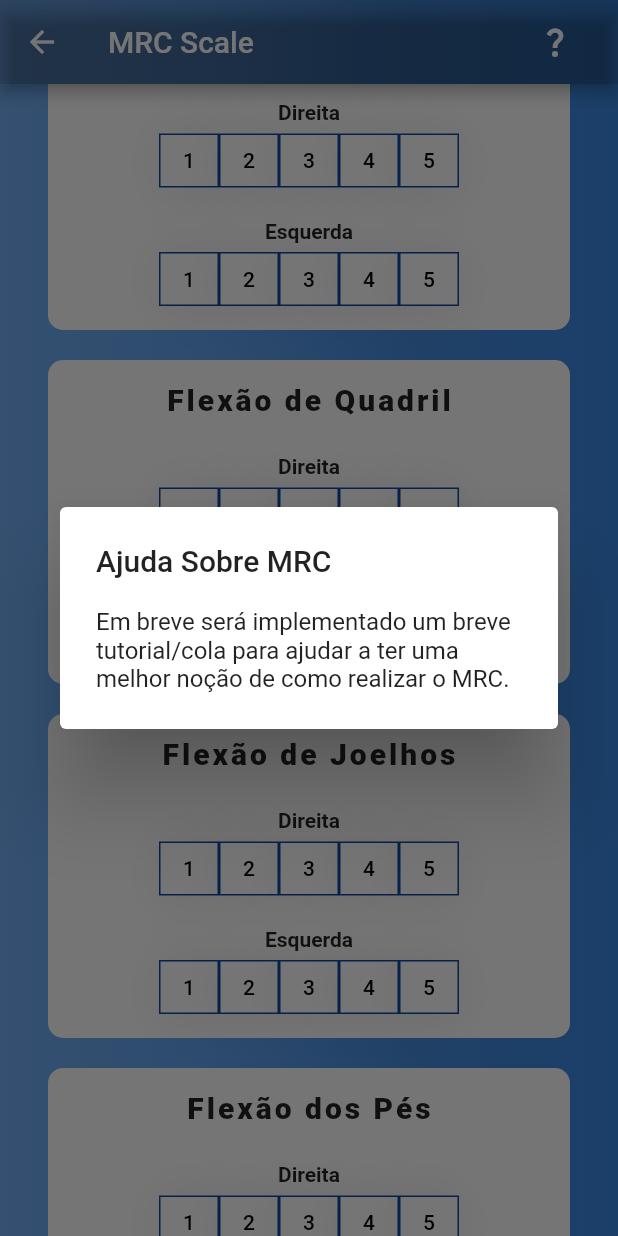
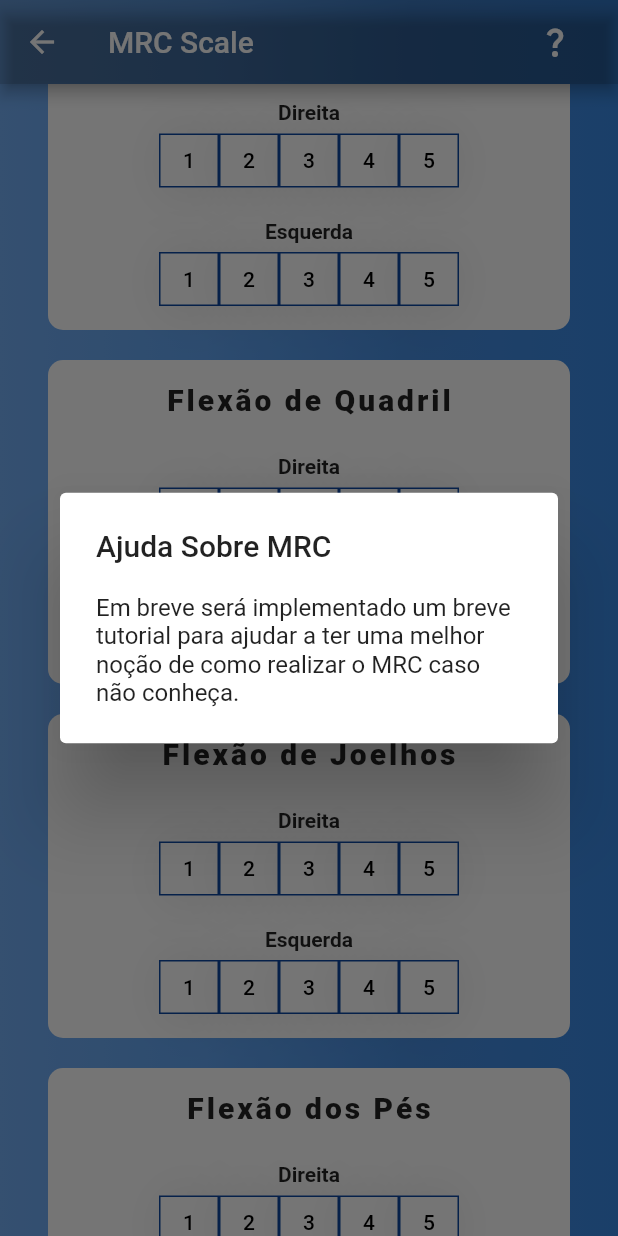
Before and after one commit to MathMarks/avaliaPhysio, a Flutter app: the AvaliacaoMRCHorizontal screen opened directly, scrolled down 576 dp, after a tap on the "question mark" icon, on a phone screen of 412 x 824 dp. Run offline on Flutter 3.47's test engine with Material 2 defaults, Android fonts, the phone set to English and light mode, and no system bars; drawn by our look-alikes of group_button; our stand-ins replace cloud_firestore, firebase_auth, firebase_core, pdf, syncfusion_flutter_charts; missing offline and left inert: localstore, open_file_plus, to_csv; accounts and stored records are empty; network calls fail; project files that could hold a hidden picture were left out.

Commit message:
0.7.3 - Corrigido bug de checkbox perderem seu estado 'checked' se estiver fora de foco, adicionado popup avisando caso algum checkbox não esteja preenchido.

```diff
--- a/lib/avaliacaoMRCHorizontal.dart
+++ b/lib/avaliacaoMRCHorizontal.dart
@@ -1,10 +1,11 @@
 import 'package:firebase_auth/firebase_auth.dart';
 import 'package:flutter/material.dart';
-import 'package:projeto_tcc_2/inputRowHorizontal.dart';
 import 'package:projeto_tcc_2/profile_page.dart';
 import 'package:projeto_tcc_2/buscaPacientes.dart';
 import 'package:projeto_tcc_2/avaliacoes/mrc.dart';
 import 'package:projeto_tcc_2/avaliacaoRapida.dart';
+import 'package:group_button/group_button.dart';
+import 'package:projeto_tcc_2/grupo_muscular.dart';
 
 class AvaliacaoMRCHorizontal extends StatefulWidget {
   const AvaliacaoMRCHorizontal({super.key});
@@ -16,12 +17,15 @@ class AvaliacaoMRCHorizontal extends StatefulWidget {
 class _AvaliacaoMRCHorizontalState extends State<AvaliacaoMRCHorizontal> {
   final _mrcKey = GlobalKey<FormState>();
   final observacaoController = TextEditingController();
-  List<int> ombrosValues = [0, 0];
-  List<int> cotoveloValues = [0, 0];
-  List<int> punhoValues = [0, 0];
-  List<int> quadrilValues = [0, 0];
-  List<int> joelhosValues = [0, 0];
-  List<int> pesValues = [0, 0];
+  //Criando uma lista da classe GrupoMusculares
+  List<GrupoMuscular> grupoMuscular = [
+    GrupoMuscular("Abdução de Ombros", 0, 0),
+    GrupoMuscular("Flexão de Cotovelos", 0, 0),
+    GrupoMuscular("Extensão de Punho", 0, 0),
+    GrupoMuscular("Flexão de Quadril", 0, 0),
+    GrupoMuscular("Flexão de Joelhos", 0, 0),
+    GrupoMuscular("Flexão dos Pés", 0, 0),
+  ];
 
   var fraseAlerta = "";
   int valorFinal = 0;
@@ -51,7 +55,7 @@ class _AvaliacaoMRCHorizontalState extends State<AvaliacaoMRCHorizontal> {
                         builder: (BuildContext context) => const AlertDialog(
                             title: Text('Ajuda Sobre MRC'),
                             content: Text(
-                                'Em breve será implementado um breve tutorial/cola para ajudar a ter uma melhor noção de como realizar o MRC.')),
+                                'Em breve será implementado um breve tutorial para ajudar a ter uma melhor noção de como realizar o MRC caso não conheça.')),
                       );
                     },
                     child: const Icon(Icons.question_mark))),
@@ -59,17 +63,19 @@ class _AvaliacaoMRCHorizontalState extends State<AvaliacaoMRCHorizontal> {
           title: const Text('MRC Scale'),
           backgroundColor: Colors.black12,
         ),
-        body: Form(
+        body: SizedBox(
+          height: double.infinity,
+          child: Form(
             key: _mrcKey,
             child: ListView(
               padding: const EdgeInsets.all(32.0),
               children: <Widget>[
-              InputRowHorizontal(ombrosValues, "Abdução de Ombros"),
-              InputRowHorizontal(cotoveloValues, "Flexão de Cotovelos"),
-              InputRowHorizontal(punhoValues, "Extensão de Punho"),
-              InputRowHorizontal(quadrilValues, "Flexão de Quadril"),
-              InputRowHorizontal(joelhosValues, "Flexão de Joelhos"),
-              InputRowHorizontal(pesValues, "Flexão dos Pés"),
+                inputRowHorizontal(grupoMuscular[0]),
+                inputRowHorizontal(grupoMuscular[1]),
+                inputRowHorizontal(grupoMuscular[2]),
+                inputRowHorizontal(grupoMuscular[3]),
+                inputRowHorizontal(grupoMuscular[4]),
+                inputRowHorizontal(grupoMuscular[5]),
                 const SizedBox(
                   height: 20,
                 ),
@@ -92,21 +98,24 @@ class _AvaliacaoMRCHorizontalState extends State<AvaliacaoMRCHorizontal> {
                 ),
                 TextButton(
                   style: TextButton.styleFrom(
-                    foregroundColor: Colors.black, backgroundColor: Colors.white),
+                      foregroundColor: Colors.black,
+                      backgroundColor: Colors.white),
                   onPressed: () {
-                  valorFinal = ombrosValues[0] +
-                      ombrosValues[1] +
-                      cotoveloValues[0] +
-                      cotoveloValues[1] +
-                      punhoValues[0] +
-                      punhoValues[1] +
-                      quadrilValues[0] +
-                      quadrilValues[1] +
-                      joelhosValues[0] +
-                      joelhosValues[1] +
-                      pesValues[0] +
-                      pesValues[1];
-
+                    valorFinal = 0;
+                    for (var i = 0; i < grupoMuscular.length; i++) {
+                      if (grupoMuscular[i].verificarValores() == "ok") {
+                        valorFinal += grupoMuscular[i].totalValores();
+                      } else {
+                        showDialog(
+                            context: context,
+                            builder: (context) {
+                              return AlertDialog(
+                                  content: Text(
+                                      grupoMuscular[i].verificarValores()));
+                            });
+                        return;
+                      }
+                    }
                     if (valorFinal <= 36) {
                       fraseAlerta = "Fraqueza muscular grave.";
                     } else if (valorFinal <= 48) {
@@ -129,7 +138,7 @@ class _AvaliacaoMRCHorizontalState extends State<AvaliacaoMRCHorizontal> {
                 Padding(
                   padding: const EdgeInsets.only(top: 25, bottom: 15),
                   child: Text(
-                  "Resultado Preliminar: ${valorFinal.toString()}",
+                    "Resultado Preliminar: ${valorFinal.toString()} de 60",
                     textAlign: TextAlign.center,
                     style: const TextStyle(
                         fontSize: 15, fontWeight: FontWeight.w600),
@@ -198,6 +207,104 @@ class _AvaliacaoMRCHorizontalState extends State<AvaliacaoMRCHorizontal> {
             ),
           ),
         ),
+      ),
+    );
+  }
+
+  Widget inputRowHorizontal(GrupoMuscular grupo) {
+    GroupButtonController controllerDireito =
+        GroupButtonController(selectedIndex: grupo.valorDireito - 1);
+    GroupButtonController controllerEsquerdo =
+        GroupButtonController(selectedIndex: grupo.valorEsquerdo - 1);
+    return Container(
+      alignment: Alignment.center,
+      margin: const EdgeInsets.only(top: 20),
+      decoration: BoxDecoration(
+          borderRadius: BorderRadius.circular(10), color: Colors.white),
+      child: SingleChildScrollView(
+        scrollDirection: Axis.horizontal,
+        child: Column(
+          mainAxisAlignment: MainAxisAlignment.center,
+          children: [
+            Padding(
+              padding: const EdgeInsets.only(top: 15, bottom: 15),
+              child: Text(
+                grupo.nome,
+                style: const TextStyle(
+                    fontSize: 20,
+                    letterSpacing: 2,
+                    fontWeight: FontWeight.w800),
+              ),
+            ),
+            Container(
+              margin:
+                  const EdgeInsets.symmetric(vertical: 10.0, horizontal: 20.0),
+              child: Row(
+                mainAxisAlignment: MainAxisAlignment.center,
+                children: [
+                  Column(
+                    children: [
+                      Padding(
+                        padding: const EdgeInsets.only(bottom: 15),
+                        child: Column(
+                          children: [
+                            const Text(
+                              "Direita",
+                              style: TextStyle(fontWeight: FontWeight.w600),
+                            ),
+                            GroupButton(
+                              controller: controllerDireito,
+                              options: GroupButtonOptions(
+                                  spacing: 0,
+                                  buttonWidth: 40,
+                                  unselectedBorderColor: Colors.blue[900]),
+                              isRadio: true,
+                              onSelected: (value, index, isSelected) => {
+                                setState(() {
+                                  grupo.valorDireito = value;
+                                  // controllerDireito.selectIndex(5);
+                                  print(
+                                      "Value: ${value}\nIndex: ${index}\nisSelected: ${isSelected}");
+                                })
+                              },
+                              buttons: const [1, 2, 3, 4, 5],
+                            ),
+                          ],
+                        ),
+                      ),
+                      Column(
+                        children: [
+                          const Text(
+                            "Esquerda",
+                            style: TextStyle(fontWeight: FontWeight.w600),
+                          ),
+                          GroupButton(
+                            controller: controllerEsquerdo,
+                            options: GroupButtonOptions(
+                                spacing: 0,
+                                buttonWidth: 40,
+                                unselectedBorderColor: Colors.blue[900]),
+                            isRadio: true,
+                            onSelected: (value, index, isSelected) => {
+                              setState(() {
+                                grupo.valorEsquerdo = value;
+                                // controllerDireito.selectIndex(5);
+                                print(
+                                    "Value: ${value}\nIndex: ${index}\nisSelected: ${isSelected}");
+                              })
+                            },
+                            buttons: const [1, 2, 3, 4, 5],
+                          ),
+                        ],
+                      )
+                    ],
+                  )
+                ],
+              ),
+            ),
+          ],
+        ),
+      ),
     );
   }
 }
--- /dev/null
+++ b/lib/grupo_muscular.dart
@@ -0,0 +1,26 @@
+class GrupoMuscular {
+  String nome = '';
+  int valorDireito = 0;
+  int valorEsquerdo = 0;
+
+  //Método construtor
+  GrupoMuscular(String nome, int valorDireito, int valorEsquerdo) {
+    this.nome = nome;
+    this.valorDireito = valorDireito;
+    this.valorEsquerdo = valorEsquerdo;
+  }
+
+  String verificarValores() {
+    if (valorDireito == 0) {
+      return "${this.nome} direito está em zero, favor verificar.";
+    } else if (valorEsquerdo == 0) {
+      return "${this.nome} esquerdo está em zero, favor verificar.";
+    } else {
+      return "ok";
+    }
+  }
+
+  int totalValores() {
+    return valorDireito + valorEsquerdo;
+  }
+}
--- a/lib/inputRowHorizontal.dart
+++ b/lib/inputRowHorizontal.dart
@@ -2,11 +2,11 @@ import 'package:flutter/material.dart';
 import 'package:group_button/group_button.dart';
 
 class InputRowHorizontal extends StatelessWidget {
-  var parteDoCopro = "";
+  final parteDoCopro = "";
 
   List<int> values;
 
-  InputRowHorizontal(this.values, this.parteDoCopro, {super.key});
+  InputRowHorizontal(this.values, parteDoCopro, {super.key});
 
   @override
   Widget build(BuildContext context) {
--- a/pubspec.yaml
+++ b/pubspec.yaml
@@ -52,6 +52,7 @@ dependencies:
   open_file_plus: ^3.4.1
   syncfusion_flutter_charts: ^21.2.4
   to_csv: ^1.1.2
+  percent_indicator: ^4.2.3
 
 dependency_overrides:
   intl: any
```
Also changed, not shown: lib/login_screen.dart (+7 -5 lines), pubspec.lock, 6 other files. Lines whose indentation alone changed are shown as unchanged.
